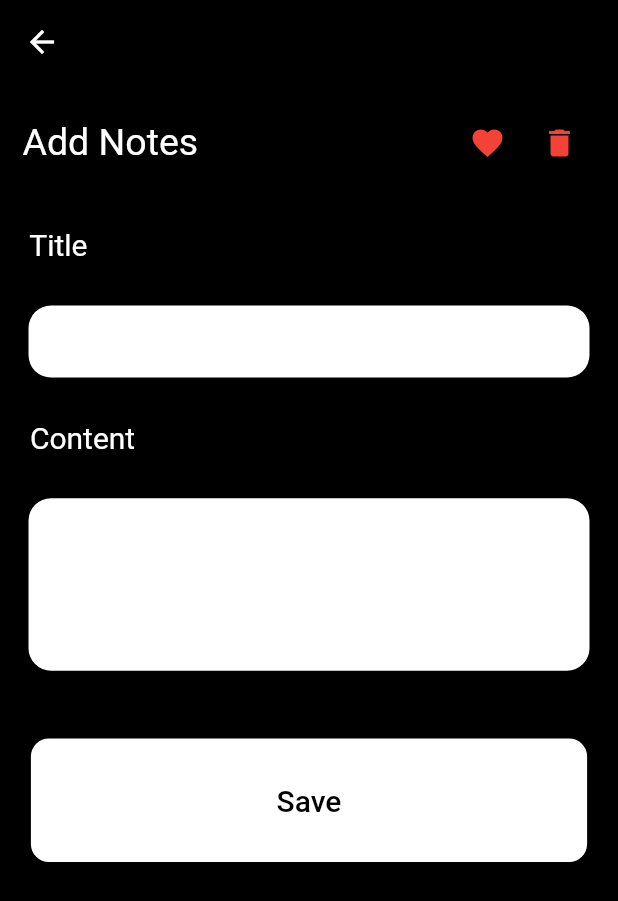
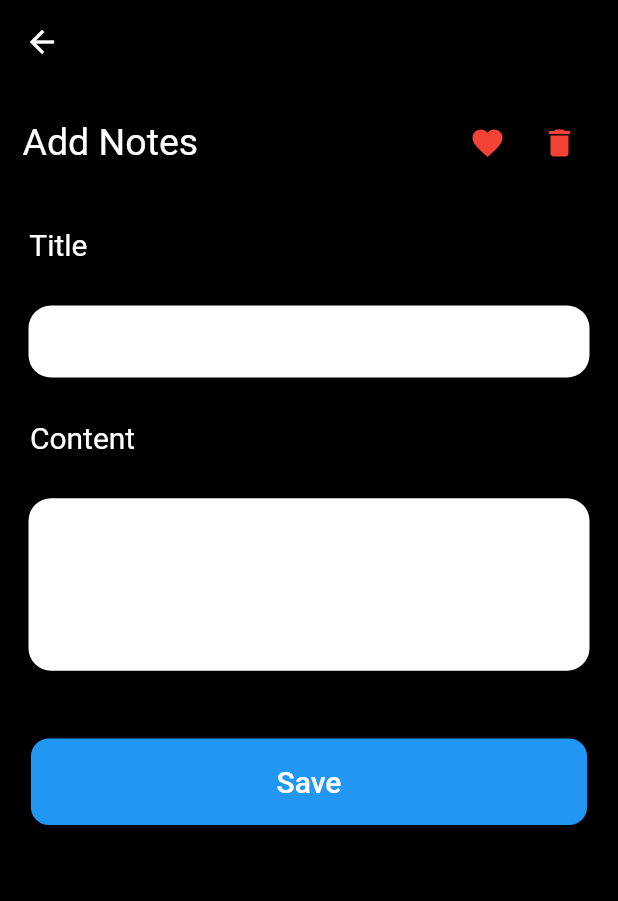
Before and after one commit to rokaia-ahmed/note_app, a Flutter app: the Faviourte_screen screen opened directly, after a tap on the "add" icon, on a phone screen of 412 x 824 dp. Shown: the top 901 px of the screen. Run offline on Flutter 3.47's test engine with Material 2 defaults, Android fonts, the phone set to English and light mode, and no system bars; our stand-ins replace bloc, flutter_bloc, sqflite; accounts and stored records are empty.

Commit message:
last update

```diff
--- a/lib/views/screens/add_note.dart
+++ b/lib/views/screens/add_note.dart
@@ -2,6 +2,7 @@ import 'package:flutter/material.dart';
 import 'package:flutter_bloc/flutter_bloc.dart';
 import 'package:notes/controller/home/cubit.dart';
 import 'package:notes/controller/home/states.dart';
+import 'package:notes/views/screens/home_screen.dart';
 
 class AddNote extends StatelessWidget {
    AddNote({Key? key}) : super(key: key);
@@ -45,7 +46,7 @@ class AddNote extends StatelessWidget {
                       ),
                       IconButton(
                           onPressed: () {},
-                          icon: Icon(
+                          icon: const Icon(
                             Icons.delete,
                             color: Colors.red,
                           )),
@@ -54,7 +55,7 @@ class AddNote extends StatelessWidget {
                   SizedBox(
                     height: height * 0.04,
                   ),
-                  Text(
+                  const Text(
                     " Title",
                     style: TextStyle(color: Colors.white, fontSize: 20),
                   ),
@@ -67,7 +68,7 @@ class AddNote extends StatelessWidget {
                       borderRadius: BorderRadius.circular(15.0),
                     ),
                     child: TextFormField(
-                      decoration: InputDecoration(
+                      decoration: const InputDecoration(
                           border:UnderlineInputBorder(
                             borderSide: BorderSide.none,
 
@@ -81,7 +82,7 @@ class AddNote extends StatelessWidget {
                   SizedBox(
                     height: height * 0.03,
                   ),
-                  Text(
+                  const Text(
                     " Content",
                     style: TextStyle(color: Colors.white, fontSize: 20),
                   ),
@@ -94,7 +95,7 @@ class AddNote extends StatelessWidget {
                       borderRadius: BorderRadius.circular(15.0),
                     ),
                     child: TextFormField(
-                      decoration: InputDecoration(
+                      decoration: const InputDecoration(
                         border:UnderlineInputBorder(
                           borderSide: BorderSide.none,
                         ),
@@ -109,7 +110,7 @@ class AddNote extends StatelessWidget {
                   ),
                   Center(
                     child: SizedBox(
-                      height: height*0.1,
+                      height: height*0.07,
                       width: width*0.9,
                       child: ElevatedButton(
                         onPressed: (){
@@ -118,11 +119,15 @@ class AddNote extends StatelessWidget {
                              contentController.text,
                              0,
                          );
-                         Navigator.pop(context);
+                         Navigator.of(context).push( MaterialPageRoute<AddNote>(
+                           builder: (BuildContext context) {
+                             return  Home_screen();
+                           },
+                         ));
                         },
-                        child: Text('Save', style: TextStyle(color: Colors.black, fontSize: 20),),
+                        child: Text('Save', style: TextStyle(color: Colors.white, fontSize: 20),),
                         style: ElevatedButton.styleFrom(
-                          primary: Colors.white,
+                          primary: Colors.blue,
                           shape: RoundedRectangleBorder(
 
                             borderRadius: BorderRadius.circular(12),
--- a/lib/views/screens/favourite_screen.dart
+++ b/lib/views/screens/favourite_screen.dart
@@ -33,29 +33,23 @@ class _Faviourte_screenState extends State<Faviourte_screen> {
         title: Text("My Favourites"),
         actions: [
           IconButton(
-            icon: Icon(
-              Icons.favorite,
-              color: Colors.red,
-            ),
+            icon: Icon(Icons.favorite, color: Colors.red,),
             onPressed: () {},
           ),
           IconButton(
               onPressed: () {
-                setState(() {
-                  isListView = !isListView;
-                });
-                /*Navigator.push(context,MaterialPageRoute(
-                        builder: (context)=>GridViewItem()
-                    ),
-                    );*/
+
+                if(isListView){context.read<NotesCubit>().showNotesInListEvent();}
+                else{context.read<NotesCubit>().showNotesInGridEvent();}
+
               },
               icon: Icon(Icons.grid_view)),
         ],
       ),
       body: buildBody(),
       floatingActionButton: FloatingActionButton(
-        backgroundColor: lightGreen,
-        child: Icon(Icons.add_outlined),
+        backgroundColor: Colors.white,
+        child: Icon(Icons.add_outlined,color:Colors.blue),
         onPressed: () {
           print('tuyrtytwe');
           Navigator.push(
@@ -70,34 +64,51 @@ class _Faviourte_screenState extends State<Faviourte_screen> {
   }
   Widget buildBody() {
     return BlocBuilder<NotesCubit, NotesStates>(builder: (context, state) {
+      if (state is NotesLoadingState || state is NotesInitialState) {
+        return const  Center(child: Text('There is No Note Existed ',style: TextStyle(color: Colors.white,fontWeight: FontWeight.bold,fontSize: 16),));
+      }
+      else
       if (state is NotesgetDbLoadingState) {
         FavTasks = (state).favtasks;
         print('notew $FavTasks');
+        //FavTasks
+        return buildListItems();
+      }
+      else if(state is ShowNotesInViewState)
+      {
+        isListView=state.inList;
+        return buildListItems();
+
+      }
+      else {
+        return ShowloadingIndicator();
+      }
+    });
+  }
+  Widget buildListItems(){
     return Padding(
       padding: const EdgeInsets.all(15),
       child: Column(
         crossAxisAlignment: CrossAxisAlignment.end,
-            children: [
+        children:  [
           const Text(
             "swipe left to delete",
             style: TextStyle(color: Colors.red, fontSize: 10),
           ),
-              const SizedBox(
-                height: 15,
+          const SizedBox(height: 15,),
+          _buildListOrEmpty()
+        ],
       ),
-              isListView
-                  ? Expanded(
-                  child: ListView.builder(
-                    shrinkWrap: true,
-                    itemCount: FavTasks!.length,
-                    itemBuilder: (BuildContext context, int index) {
-                      return listViewItem(
-                        note: FavTasks![index],
     );
-                    },
-                    //separatorBuilder: (BuildContext context, int index) { return SizedBox(height: 20,); }, itemCount: 5),
-                  ))
-                  : Expanded(
+  }
+  Widget _buildListOrEmpty( ) {
+
+    return isListView ?   _buildNotesListView():_buildNotesGridView();
+
+  }
+
+  _buildNotesGridView() {
+    return Expanded(
         child: GridView.builder(
           gridDelegate:
           const SliverGridDelegateWithFixedCrossAxisCount(
@@ -113,13 +124,19 @@ class _Faviourte_screenState extends State<Faviourte_screen> {
           itemBuilder: (BuildContext context, int index) {
             return listViewItem(note: FavTasks![index]);
           },
-                  ))
-            ],
-          ),
+        ));
+  }
+  _buildNotesListView() {
+    return Expanded(
+        child: ListView.builder(
+          shrinkWrap: true,
+          itemCount: FavTasks!.length,
+          itemBuilder: (BuildContext context, int index) {
+            return listViewItem(
+              note: FavTasks![index],
             );
-      } else {
-        return ShowloadingIndicator();
-      }
-    });
+          },
+          //separatorBuilder: (BuildContext context, int index) { return SizedBox(height: 20,); }, itemCount: 5),
+        ));
   }
 }
--- a/lib/views/screens/home_screen.dart
+++ b/lib/views/screens/home_screen.dart
@@ -78,7 +78,9 @@ class _Home_screenState extends State<Home_screen> {
   Widget buildBody() {
     return BlocBuilder<NotesCubit, NotesStates>(builder: (context, state) {
       if (state is NotesLoadingState || state is NotesInitialState) {
-        return const ShowloadingIndicator();
+        return const  Center(child: Text('There is No Note Existed ',style: TextStyle(color: Colors.white,fontWeight: FontWeight.bold,fontSize: 16),));
+
+
       }
       else
       if (state is NotesgetDbLoadingState) {
@@ -93,8 +95,7 @@ class _Home_screenState extends State<Home_screen> {
         }
 
       else {
-        return const  Center(child: Text('There is No Note Existed ',style: TextStyle(color: Colors.white,fontWeight: FontWeight.bold,fontSize: 16),));
-          //return const ShowloadingIndicator();
+        return const ShowloadingIndicator();
 
       }
     });
--- a/lib/views/widgets/listViewItem.dart
+++ b/lib/views/widgets/listViewItem.dart
@@ -21,7 +21,7 @@ class listViewItem extends StatelessWidget {
       key: Key('id'),
       onDismissed: (direction){
         //NotesCubit.get(context).deleteData(note?.id);
-        BlocProvider.of<NotesCubit>(context).deleteData(note.id);
+        BlocProvider.of<NotesCubit>(context).deleteData(note.id!);
       },
       child: Container(
         width: double.infinity,
@@ -47,14 +47,14 @@ class listViewItem extends StatelessWidget {
                 InkWell(
                   onTap: (){
 
-                    if(note?.isaFavorite==0) {
-                      BlocProvider.of<NotesCubit>(context).updateFav(1, (note?.id)!);
+                    if(note.isaFavorite==0) {
+                      BlocProvider.of<NotesCubit>(context).updateFav(1, (note.id)!);
 
                     } else {
-                      BlocProvider.of<NotesCubit>(context).updateFav(0, (note?.id)!);
+                      BlocProvider.of<NotesCubit>(context).updateFav(0, (note.id)!);
                     }
                   },
-                  child:   note?.isaFavorite==0?
+                  child:   note.isaFavorite==0?
                   Icon(Icons.favorite_border):
                   Icon(Icons.favorite,color: Colors.red,),
                 ),
@@ -76,10 +76,10 @@ class listViewItem extends StatelessWidget {
             SizedBox(height: 10),
             Expanded(
               child: Text(
-                note!.content!,
+                note.content!,
                 textAlign: TextAlign.start,
                 overflow: TextOverflow.ellipsis,
-                maxLines: 9,
+                maxLines: 5,
               ),
             ),
           ],
```
Also changed, not shown: lib/views/screens/edit_screen.dart (+14 -5 lines), lib/views/widgets/show_indicator.dart (+14 -4 lines). Lines whose indentation alone changed are shown as unchanged.
